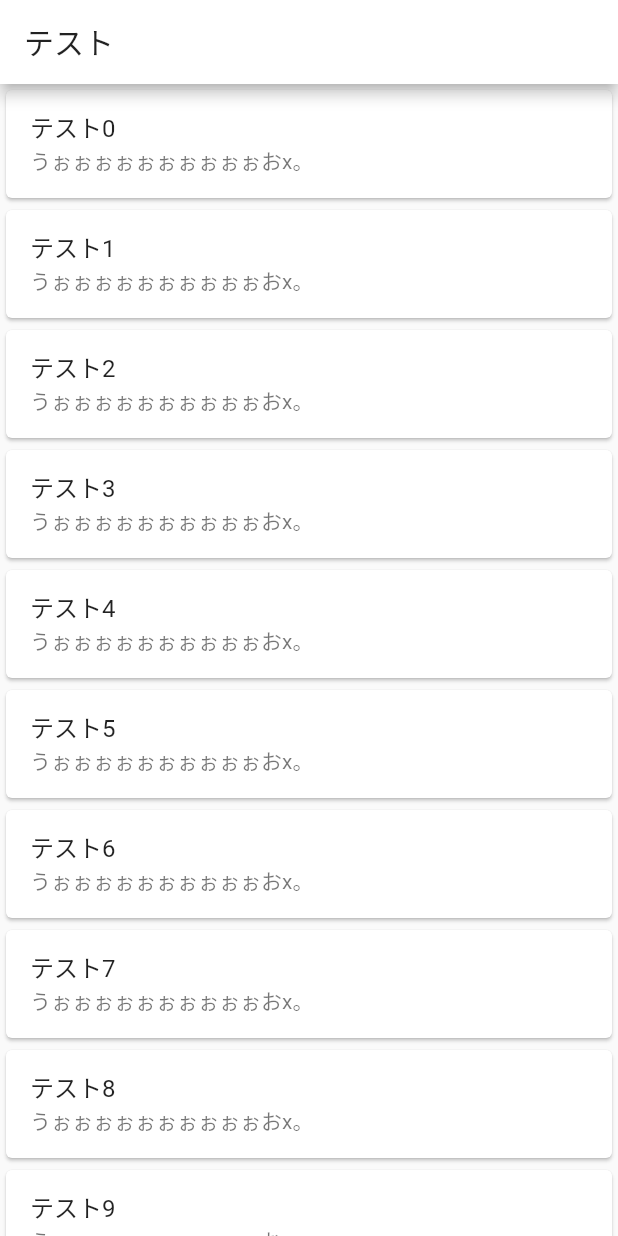
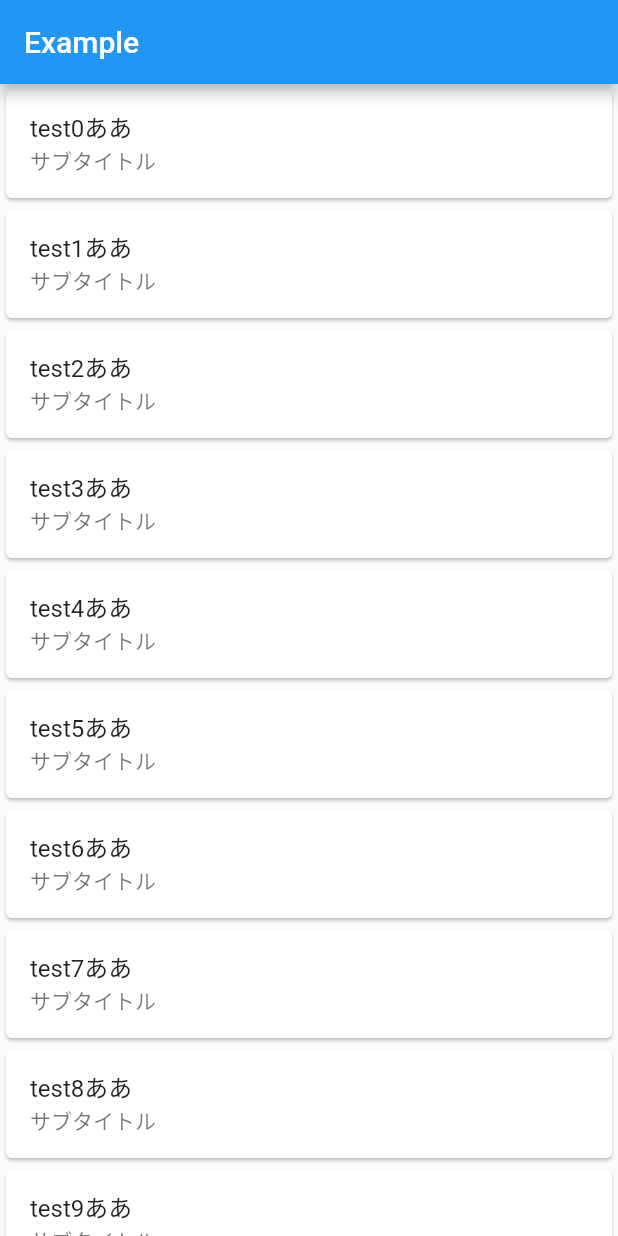
Before and after one commit to ShugoYabuno/memoru, a Flutter app: the screen it shows after launch, on a phone screen of 412 x 824 dp. Run offline on Flutter 3.47's test engine with Material 2 defaults, Android fonts, the phone set to English and light mode, and no system bars; our stand-ins replace flutter_hooks, hooks_riverpod.

Commit message:
画面遷移まで

```diff
--- a/lib/main.dart
+++ b/lib/main.dart
@@ -1,49 +1,56 @@
-import 'package:flutter/cupertino.dart';
 import 'package:flutter/material.dart';
+import 'package:hooks_riverpod/hooks_riverpod.dart';
+import 'package:flutter_hooks/flutter_hooks.dart';
 import './edit.dart';
 
-void main() => runApp(new MyApp());
+// We create a "provider", which will store a value (here "Hello world").
+// By using a provider, this allows us to mock/override the value exposed.
+final helloWorldProvider = Provider((_) => 'test');
 
-class MyApp extends StatelessWidget {
+void main() {
+  runApp(
+    // For widgets to be able to read providers, we need to wrap the entire
+    // application in a "ProviderScope" widget.
+    // This is where the state of our providers will be stored.
+    ProviderScope(
+      child: MaterialApp(
+        title: 'test',
+        initialRoute: '/',
+        routes: {
+          '/': (context) => Home(),
+          '/edit': (context) => Edit(),
+        },
+      ),
+    ),
+  );
+}
+
+// Note: MyApp is a HookWidget, from flutter_hooks.
+class Home extends HookWidget {
   @override
   Widget build(BuildContext context) {
-    return new MaterialApp(
-      title: 'Flutter Demo',
-      theme: new ThemeData(primaryColor: Colors.white),
-      home: new MyHomePage(),
-    );
-  }
-}
+    // To read our provider, we can use the hook "useProvider".
+    // This is only possible because MyApp is a HookWidget.
+    final String value = useProvider(helloWorldProvider);
 
-class MyHomePage extends StatefulWidget {
-  @override
-  _MyHomePageState createState() => new _MyHomePageState();
-}
-
-class _MyHomePageState extends State<MyHomePage> {
-  @override
-  Widget build(BuildContext context) {
-    return new Scaffold(
-      appBar: new AppBar(
-        title: new Text("テスト"),
+    return Scaffold(
+        appBar: AppBar(
+          title: Text('Example'),
         ),
         body: ListView(
           children: List.generate(10, (int index) {
-          // メインで編集する部分↓
             return InkWell(
-            onTap: () {
-              Navigator.push(
-                  context, CupertinoPageRoute(builder: (context) => Edit()));
+              onTap: () async {
+                await Navigator.of(context).pushNamed('/edit');
               },
               child: Card(
                 child: ListTile(
-                title: Text("テスト$index"),
-                subtitle: Text("うぉぉぉぉぉぉぉぉぉぉおx。"),
+                  title: Text("$value$indexああ"),
+                  subtitle: Text("サブタイトル"),
                 ),
               ),
             );
           }),
-      ),
-    );
+        ));
   }
 }
```
Also changed, not shown: lib/edit.dart (+7 -29 lines), lib/main_model.dart (added, +12 -0 lines), pubspec.yaml (+8 -4 lines), pubspec.lock. Lines whose indentation alone changed are shown as unchanged.
